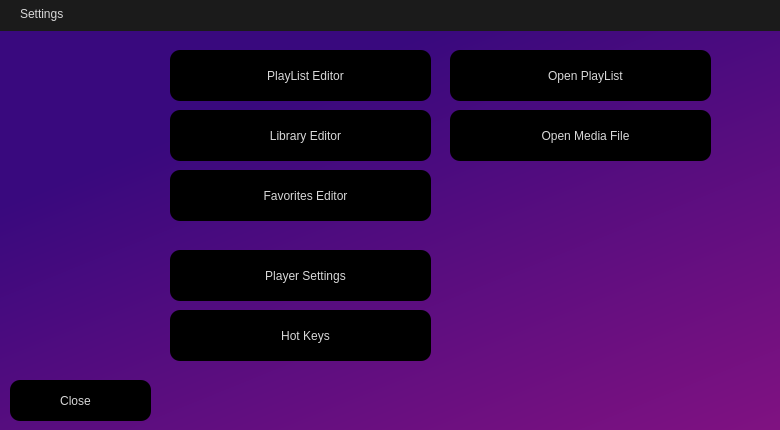
Old version of the form assets/Settings.ui in the repository ifreddyrod/SPYDER-Player-pyqt.
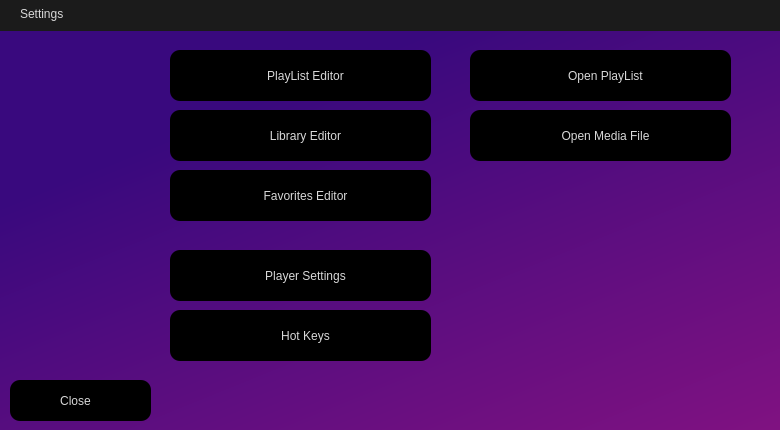
New version of the form. Icons and pictures are not drawn.

Commit message: - Fixed a small bug where a prompt would appear if trying to add a permanent Playlist (would not allow a duplicate file names) - If saving the Favoriites list to file, a prompt warns the user if a filename has been chosen that already exists.  The choice is given to overwrite the file or select a different name.

Diff of the .ui file:
```diff
--- a/assets/Settings.ui
+++ b/assets/Settings.ui
@@ -204,7 +204,7 @@
   <widget class="QPushButton" name="OpenMediaFile_button">
    <property name="geometry">
     <rect>
-     <x>450</x>
+     <x>470</x>
      <y>110</y>
      <width>261</width>
      <height>51</height>
@@ -227,7 +227,7 @@
   <widget class="QPushButton" name="OpenPlayList_button">
    <property name="geometry">
     <rect>
-     <x>450</x>
+     <x>470</x>
      <y>50</y>
      <width>261</width>
      <height>51</height>
```
The commit also changes 2 other files.
